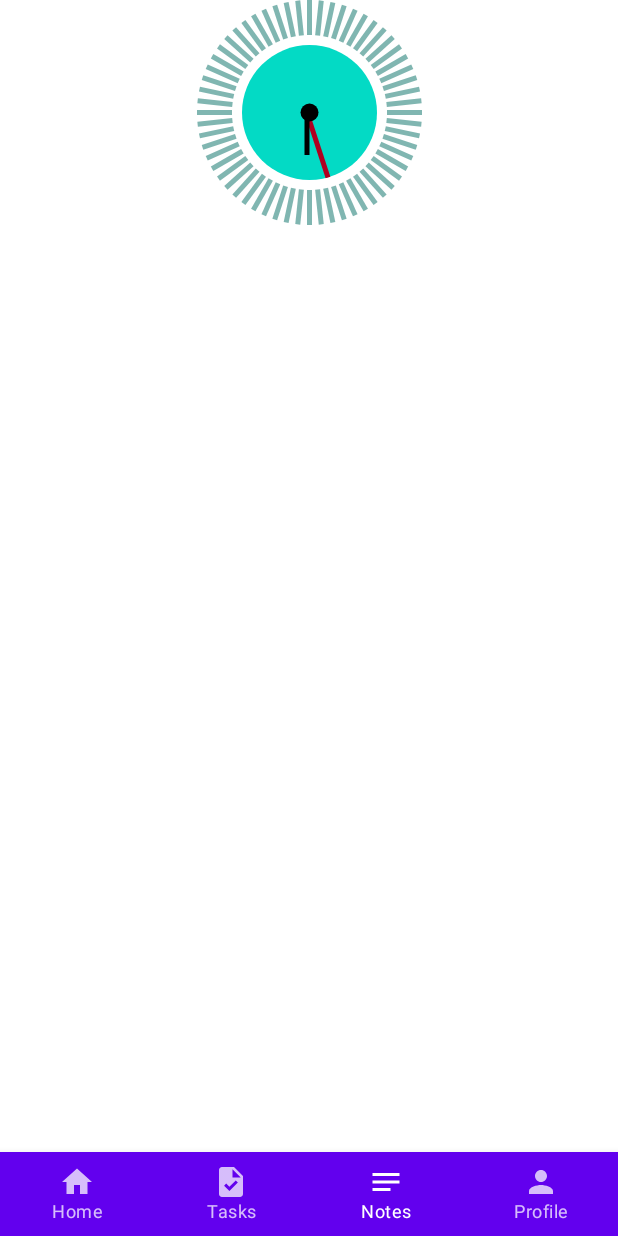
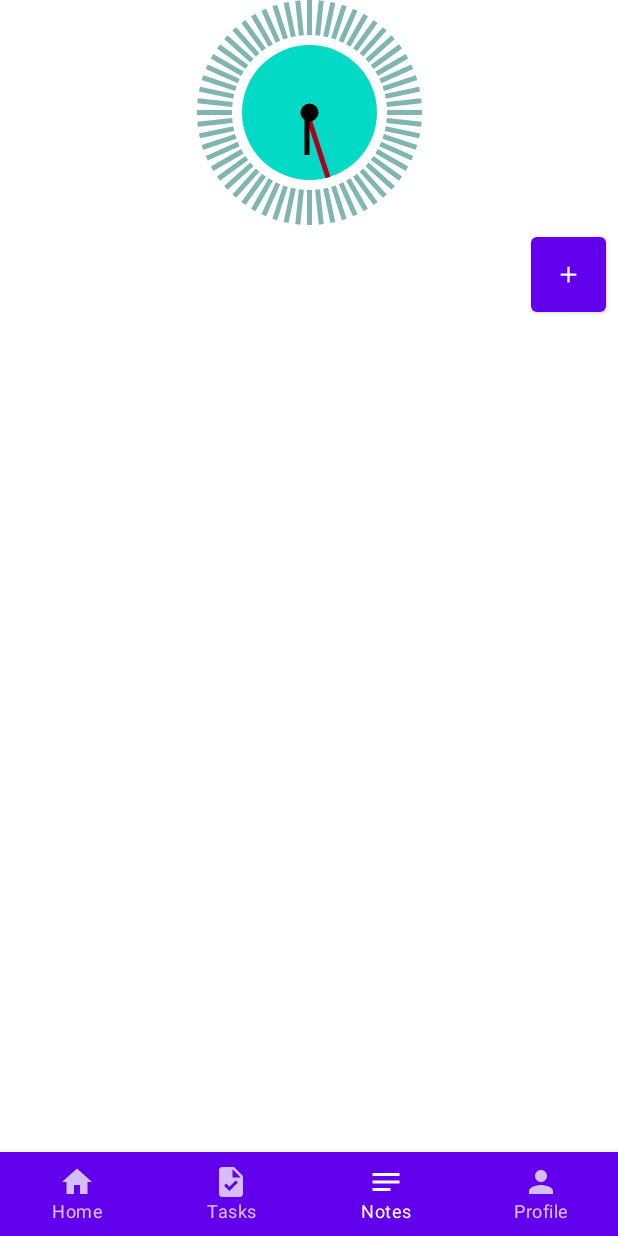
Before and after one commit to m-derakhshan/DoneV2, an Android app built with Jetpack Compose: the HomeRouteScreen screen opened through its navigation route, item 3 of the bottom bar chosen, on a phone screen of 412 x 824 dp. Run offline under Robolectric (Android 15) with nearby library versions, the phone set to English and light mode, and no system bars; our stand-ins replace Dagger/Hilt's generated code.

Commit message:
adding Add Note button
add note button is added to home screen. also it opens the keyboard automatically. besides the Lottie store animation is also added

```diff
--- /dev/null
+++ b/app/src/main/java/m/derakhshan/done/feature_home/presentation/HomeState.kt
@@ -0,0 +1,8 @@
+package m.derakhshan.done.feature_home.presentation
+
+data class HomeState(
+    val isNoteFieldVisible: Boolean = false,
+    val noteFieldText: String = "",
+    val isAddNoteAnimationPlaying: Boolean = false,
+    val addNoteAnimationSpeed: Float = 1f
+)
--- a/app/src/main/java/m/derakhshan/done/feature_home/presentation/composable/HomeRouteScreen.kt
+++ b/app/src/main/java/m/derakhshan/done/feature_home/presentation/composable/HomeRouteScreen.kt
@@ -45,22 +45,22 @@ fun HomeRouteScreen() {
                 }
             }
         }
-    ) {
+    ) { padding ->
         NavHost(navController = navController, startDestination = HomeNavGraph.HomeScreen.route) {
             composable(HomeNavGraph.HomeScreen.route) {
-                HomeScreen(navController = navController)
+                HomeScreen(navController = navController, paddingValues = padding)
             }
             composable(HomeNavGraph.ProfileScreen.route) {
                 // TODO: replace with profile screen
-                HomeScreen(navController = navController)
+                HomeScreen(navController = navController, paddingValues = padding)
             }
             composable(HomeNavGraph.TasksScreen.route) {
                 // TODO: replace with tasks screen
-                HomeScreen(navController = navController)
+                HomeScreen(navController = navController, paddingValues = padding)
             }
             composable(HomeNavGraph.NoteScreen.route) {
                 // TODO: replace with notes screen
-                HomeScreen(navController = navController)
+                HomeScreen(navController = navController, paddingValues = padding)
             }
         }
     }
--- a/app/src/main/java/m/derakhshan/done/feature_home/presentation/composable/HomeScreen.kt
+++ b/app/src/main/java/m/derakhshan/done/feature_home/presentation/composable/HomeScreen.kt
@@ -1,23 +1,122 @@
 package m.derakhshan.done.feature_home.presentation.composable
 
-import androidx.compose.foundation.layout.Column
-import androidx.compose.foundation.layout.fillMaxSize
-import androidx.compose.foundation.layout.size
+import androidx.compose.animation.*
+import androidx.compose.foundation.background
+import androidx.compose.foundation.clickable
+import androidx.compose.foundation.layout.*
+import androidx.compose.material.*
+import androidx.compose.material.icons.Icons
+import androidx.compose.material.icons.filled.Add
+import androidx.compose.material.icons.filled.NoteAdd
+import androidx.compose.material.icons.filled.Send
 import androidx.compose.runtime.Composable
+import androidx.compose.runtime.LaunchedEffect
+import androidx.compose.runtime.getValue
+import androidx.compose.runtime.remember
 import androidx.compose.ui.Alignment
 import androidx.compose.ui.Modifier
+import androidx.compose.ui.draw.shadow
+import androidx.compose.ui.focus.FocusRequester
+import androidx.compose.ui.focus.focusRequester
+import androidx.compose.ui.graphics.Color
+import androidx.compose.ui.res.stringResource
 import androidx.compose.ui.unit.dp
+import androidx.hilt.navigation.compose.hiltViewModel
 import androidx.navigation.NavController
+import com.airbnb.lottie.compose.*
+import m.derakhshan.done.feature_home.presentation.HomeEvent
+import m.derakhshan.done.feature_home.presentation.HomeViewModel
+import m.derakhshan.done.R
+import m.derakhshan.done.ui.theme.spacing
 
 
 @Composable
 fun HomeScreen(
-    navController: NavController
+    navController: NavController,
+    viewModel: HomeViewModel = hiltViewModel(),
+    paddingValues: PaddingValues
 ) {
-    Column(
-        modifier = Modifier.fillMaxSize(),
-        horizontalAlignment = Alignment.CenterHorizontally,
+    val focusRequest = remember { FocusRequester() }
+
+    val state = viewModel.state.value
+    val composition by rememberLottieComposition(LottieCompositionSpec.RawRes(R.raw.add_note_lottie))
+    val progress by animateLottieCompositionAsState(
+        composition,
+        isPlaying = state.isAddNoteAnimationPlaying,
+        speed = state.addNoteAnimationSpeed,
+        restartOnPlay = false,
+        clipSpec = LottieClipSpec.Frame(max = 45)
+    )
+    Box(
+        modifier = Modifier
+            .padding(paddingValues)
+            .fillMaxSize()
     ) {
-        AnalogClock(modifier = Modifier.size(150.dp))
+        Column(
+            modifier = Modifier.fillMaxSize(),
+            horizontalAlignment = Alignment.CenterHorizontally,
+        ) {
+            AnalogClock(modifier = Modifier.size(150.dp))
+
+            Button(
+                onClick = { viewModel.onEvent(HomeEvent.OnAddClicked) },
+                modifier = Modifier
+                    .padding(MaterialTheme.spacing.small)
+                    .size(50.dp)
+                    .align(Alignment.End)
+            ) {
+                Icon(
+                    imageVector = Icons.Default.Add,
+                    contentDescription = "add note",
+                )
+            }
+
+        }
+        AnimatedVisibility(
+            visible = state.isNoteFieldVisible,
+            modifier = Modifier.align(Alignment.BottomCenter),
+            enter = slideInVertically(initialOffsetY = { it / 2 }) + fadeIn(),
+            exit = slideOutVertically(targetOffsetY = { it / 2 }) + fadeOut()
+        ) {
+
+            LaunchedEffect(true) {
+                focusRequest.requestFocus()
+            }
+
+            Column(
+                modifier = Modifier
+                    .fillMaxWidth()
+                    .shadow(2.dp)
+            ) {
+                Row(
+                    modifier = Modifier.fillMaxWidth(),
+                    verticalAlignment = Alignment.CenterVertically
+                ) {
+
+                    OutlinedTextField(
+                        value = state.noteFieldText,
+                        onValueChange = { viewModel.onEvent(HomeEvent.OnNoteFieldChange(it)) },
+                        modifier = Modifier
+                            .weight(1f)
+                            .padding(8.dp)
+                            .focusRequester(focusRequest),
+                        label = {
+                            Text(text = stringResource(id = R.string.write_something))
+                        }
+                    )
+                    LottieAnimation(
+                        composition = composition,
+                        progress = progress,
+                        modifier = Modifier
+                            .clickable {
+                                if (progress > 0.7f)
+                                    viewModel.onEvent(HomeEvent.OnSaveNoteClicked)
+                            }
+                            .size(50.dp)
+                    )
+                }
+            }
+
+        }
     }
 }
--- a/app/src/main/res/values/strings.xml
+++ b/app/src/main/res/values/strings.xml
@@ -13,4 +13,6 @@
     <string name="profile">Profile</string>
     <string name="notes">Notes</string>
     <string name="tasks">Tasks</string>
+
+    <string name="write_something">Write Something…</string>
 </resources>
```
Also changed, not shown: app/src/main/java/m/derakhshan/done/feature_home/presentation/HomeEvent.kt (added, +7 -0 lines), app/src/main/java/m/derakhshan/done/feature_home/presentation/HomeViewModel.kt (added, +37 -0 lines), app/src/main/java/m/derakhshan/done/feature_home/presentation/composable/HomeViewModel.kt (deleted, +0 -9 lines), app/src/main/res/raw/add_note_lottie.json (added, +1 -0 lines).
